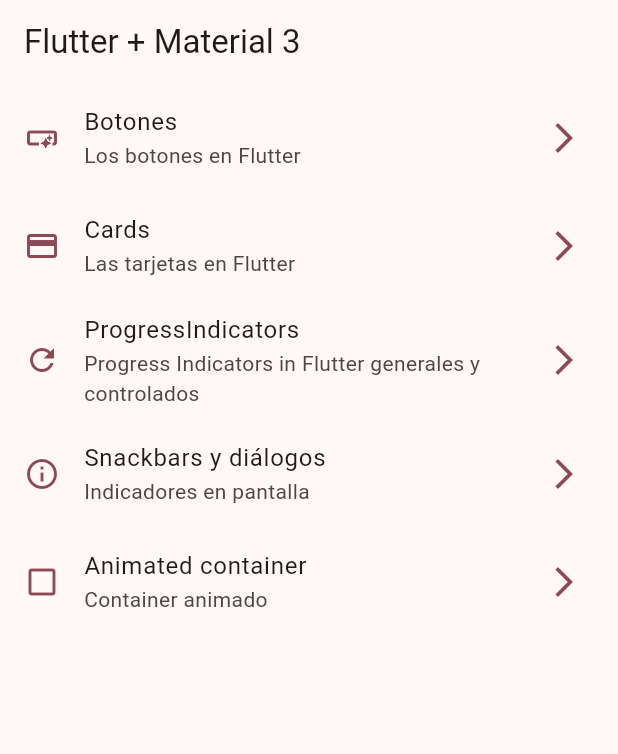
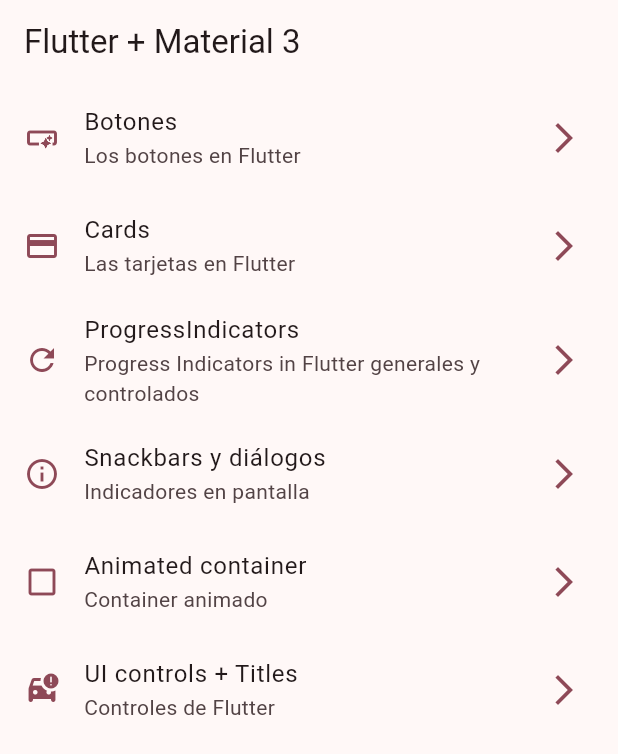
Before and after one commit to imdidier/widgets_app, a Flutter app: the screen it shows after launch, on a phone screen of 412 x 824 dp. Shown: the top 754 px of the screen. Run offline on Flutter 3.47's test engine with Material 2 defaults, Android fonts, the phone set to English and light mode, and no system bars; our stand-ins replace go_router.

```diff
--- a/lib/config/menu/menu_item.dart
+++ b/lib/config/menu/menu_item.dart
@@ -41,8 +41,14 @@ const List<MenuItem> appMenuItems = [
   ),
   MenuItem(
     icon: Icons.check_box_outline_blank,
-    link: '/animated_container',
+    link: '/animated-container',
     subTitle: 'Container animado',
     title: 'Animated container',
   ),
+  MenuItem(
+    icon: Icons.car_crash_rounded,
+    link: '/ui-controls',
+    subTitle: 'Controles de Flutter',
+    title: 'UI controls + Titles',
+  ),
 ];
--- a/lib/config/router/app_router.dart
+++ b/lib/config/router/app_router.dart
@@ -30,9 +30,14 @@ final appRouter = GoRouter(
       builder: (context, state) => const SnackbarScreen(),
     ),
     GoRoute(
-      path: '/animated_container',
+      path: '/animated-container',
       name: AnimatedScreen.name,
       builder: (context, state) => const AnimatedScreen(),
     ),
+    GoRoute(
+      path: '/ui-controls',
+      name: UiControlsScreen.name,
+      builder: (context, state) => const UiControlsScreen(),
+    ),
   ],
 );
```
Also changed, not shown: lib/ui/screens/ui_controls/ui_controls.dart (+119 -1 lines).
